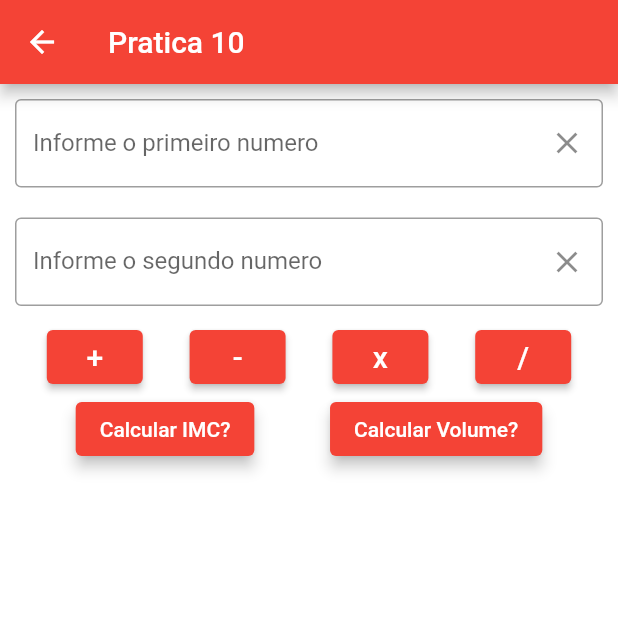
After one commit to TheRoogers/Una-Desenvolvimento-mobile-flutter, a Flutter app: the screen it shows after launch, after a tap on "Atividade 10", on a phone screen of 412 x 824 dp, the top half of it. The commit adds this screen. Run offline on Flutter 3.47's test engine with Material 2 defaults, Android fonts, the phone set to English and light mode, and no system bars; network calls fail.

Commit message:
adicionado ate o exercicio 10

```diff
--- /dev/null
+++ b/lib/Screens/Praticas/pratica10.dart
@@ -0,0 +1,173 @@
+import 'package:flutter/material.dart';
+
+class Pratica10 extends StatefulWidget {
+  @override
+  _Pratica10State createState() => _Pratica10State();
+}
+
+class _Pratica10State extends State<Pratica10> {
+  TextEditingController num01Controller = TextEditingController();
+  TextEditingController num02Controller = TextEditingController();
+  String resp = '';
+  int resultado = 0;
+
+  somar() {
+    int num01 = int.parse(this.num01Controller.text);
+    int num02 = int.parse(this.num02Controller.text);
+    resultado = num01 + num02;
+    this.resp = '$num01 + $num02 = $resultado';
+    return this.resp;
+  }
+
+  subtrair() {
+    int num01 = int.parse(this.num01Controller.text);
+    int num02 = int.parse(this.num02Controller.text);
+    resultado = num01 - num02;
+    this.resp = '$num01 - $num02 = $resultado';
+    return this.resp;
+  }
+
+  multiplicar() {
+    int num01 = int.parse(this.num01Controller.text);
+    int num02 = int.parse(this.num02Controller.text);
+    resultado = num01 * num02;
+    this.resp = '$num01 * $num02 = $resultado';
+    return this.resp;
+  }
+
+  dividir() {
+    double num01 = double.parse(this.num01Controller.text);
+    double num02 = double.parse(this.num02Controller.text);
+    double resultado = num01 / num02;
+    this.resp = '$num01 / $num02 = ' + resultado.toStringAsFixed(2);
+    return this.resp;
+  }
+
+  @override
+  Widget build(BuildContext context) {
+    return Scaffold(
+      appBar: AppBar(
+        title: Text(
+          "Pratica 10",
+        ),
+      ),
+      body: Column(
+        children: [
+          Container(
+            margin: EdgeInsets.all(10),
+            child: TextField(
+              controller: num01Controller,
+              decoration: InputDecoration(
+                suffixIcon: IconButton(
+                  onPressed: () => num01Controller.clear(),
+                  icon: Icon(Icons.clear),
+                ),
+                border: OutlineInputBorder(),
+                labelText: 'Informe o primeiro numero',
+              ),
+            ),
+          ),
+          Container(
+            margin: EdgeInsets.all(10),
+            child: TextField(
+              controller: num02Controller,
+              decoration: InputDecoration(
+                suffixIcon: IconButton(
+                  onPressed: () => num02Controller.clear(),
+                  icon: Icon(Icons.clear),
+                ),
+                border: OutlineInputBorder(),
+                labelText: 'Informe o segundo numero',
+              ),
+            ),
+          ),
+          Row(
+            mainAxisAlignment: MainAxisAlignment.spaceEvenly,
+            children: [
+              ElevatedButton(
+                onPressed: () {
+                  print(somar());
+                  setState(somar);
+                },
+                child: Text(
+                  '+',
+                  style: TextStyle(
+                    fontSize: 20,
+                  ),
+                ),
+              ),
+              ElevatedButton(
+                onPressed: () {
+                  print(subtrair());
+                  setState(subtrair);
+                },
+                child: Text(
+                  '-',
+                  style: TextStyle(
+                    fontSize: 20,
+                  ),
+                ),
+              ),
+              ElevatedButton(
+                onPressed: () {
+                  print(multiplicar());
+                  setState(multiplicar);
+                },
+                child: Text(
+                  'x',
+                  style: TextStyle(
+                    fontSize: 20,
+                  ),
+                ),
+              ),
+              ElevatedButton(
+                onPressed: () {
+                  print(dividir());
+                  setState(dividir);
+                },
+                child: Text(
+                  '/',
+                  style: TextStyle(
+                    fontSize: 20,
+                  ),
+                ),
+              ),
+            ],
+          ),
+          Row(
+            mainAxisAlignment: MainAxisAlignment.spaceEvenly,
+            children: [
+              ElevatedButton(
+                  child: const Text('Calcular IMC?'),
+                  style: ElevatedButton.styleFrom(
+                    primary: Colors.red,
+                    elevation: 4.0,
+                    onPrimary: Colors.white,
+                  ),
+                  onPressed: () {
+                    //direcionamento aqui
+                  },
+                ),
+                ElevatedButton(
+                  child: const Text('Calcular Volume?'),
+                  style: ElevatedButton.styleFrom(
+                    primary: Colors.red,
+                    elevation: 4.0,
+                    onPrimary: Colors.white,
+                  ),
+                  onPressed: () {
+                    //direcionamento aqui
+                  },
+                ),
+            ],
+          ),
+          Text(
+            this.resp,
+            style: TextStyle(
+                fontSize: 20, color: Colors.green, fontWeight: FontWeight.bold),
+          )
+        ],
+      ),
+    );
+  }
+}
--- a/lib/Screens/Praticas/widget.dart
+++ b/lib/Screens/Praticas/widget.dart
@@ -2,3 +2,8 @@ export 'pratica02.dart';
 export 'pratica03.dart';
 export 'pratica04.dart';
 export 'pratica05.dart';
+export 'pratica06.dart';
+export 'pratica07.dart';
+export 'pratica08.dart';
+export 'pratica09.dart';
+export 'pratica10.dart';
--- a/lib/Screens/home_screen.dart
+++ b/lib/Screens/home_screen.dart
@@ -11,7 +11,7 @@ class HomePage extends StatelessWidget {
         padding: const EdgeInsets.all(25.0),
         child: Column(
           children: <Widget>[
-            Row(
+            Row(//PRIMEIRA LINHA
           mainAxisAlignment: MainAxisAlignment.spaceEvenly,
           children: <Widget>[
             ElevatedButton(
@@ -49,7 +49,7 @@ class HomePage extends StatelessWidget {
             ),
           ],
         ),
-            Row(
+            Row(//SEGUNDA LINHA
           mainAxisAlignment: MainAxisAlignment.spaceEvenly,
           children: <Widget>[
             ElevatedButton(
@@ -71,7 +71,7 @@ class HomePage extends StatelessWidget {
                 onPrimary: Colors.white,
               ),
               onPressed: () {
-                // faz alguma coisa
+                Navigator.pushNamed(context, '/pratica06');
               },
             ),
             ElevatedButton(
@@ -82,7 +82,45 @@ class HomePage extends StatelessWidget {
                 onPrimary: Colors.white,
               ),
               onPressed: () {
-                // faz alguma coisa
+                Navigator.pushNamed(context, '/pratica07');
+              },
+            ),
+          ],
+        ),
+        Row(//TERCEIRA LINHA
+          mainAxisAlignment: MainAxisAlignment.spaceEvenly,
+          children: <Widget>[
+            ElevatedButton(
+              child: const Text('Atividade 08'),
+              style: ElevatedButton.styleFrom(
+                primary: Colors.red,
+                elevation: 4.0,
+                onPrimary: Colors.white,
+              ),
+              onPressed: () {
+                Navigator.pushNamed(context, '/pratica08');
+              },
+            ),
+            ElevatedButton(
+              child: const Text('Atividade 09'),
+              style: ElevatedButton.styleFrom(
+                primary: Colors.red,
+                elevation: 4.0,
+                onPrimary: Colors.white,
+              ),
+              onPressed: () {
+                Navigator.pushNamed(context, '/pratica09');
+              },
+            ),
+            ElevatedButton(
+              child: const Text('Atividade 10'),
+              style: ElevatedButton.styleFrom(
+                primary: Colors.red,
+                elevation: 4.0,
+                onPrimary: Colors.white,
+              ),
+              onPressed: () {
+                Navigator.pushNamed(context, '/pratica10');
               },
             ),
           ],
@@ -93,17 +131,3 @@ class HomePage extends StatelessWidget {
     );
   }
 }
-
-Widget buttoms() {
-  return ElevatedButton(
-    child: const Text('Atividade 1'),
-    style: ElevatedButton.styleFrom(
-      primary: Colors.red,
-      elevation: 4.0,
-      onPrimary: Colors.white,
-    ),
-    onPressed: () {
-      // faz alguma coisa
-    },
-  );
-}
--- a/lib/main.dart
+++ b/lib/main.dart
@@ -11,6 +11,7 @@ class MyApp extends StatelessWidget {
   Widget build(BuildContext context) {
     return MaterialApp(
       title: 'Flutter ahhhhhhh',
+      debugShowCheckedModeBanner: false,
       theme: ThemeData(
         primarySwatch: Colors.red,
         scaffoldBackgroundColor: Colors.white,
@@ -22,6 +23,11 @@ class MyApp extends StatelessWidget {
         '/pratica03' : (BuildContext context) => new Pratica03(),
         '/pratica04' : (BuildContext context) => new Pratica04(),
         '/pratica05' : (BuildContext context) => new Pratica05(),
+        '/pratica06' : (BuildContext context) => new Pratica06(),
+        '/pratica07' : (BuildContext context) => new Pratica07(),
+        '/pratica08' : (BuildContext context) => new Pratica08(),
+        '/pratica09' : (BuildContext context) => new Pratica09(),
+        '/pratica10' : (BuildContext context) => new Pratica10(),
       },
     );
   }
```
Also changed, not shown: lib/Screens/Praticas/pratica06.dart (added, +46 -0 lines), lib/Screens/Praticas/pratica07.dart (added, +25 -0 lines), lib/Screens/Praticas/pratica08.dart (added, +32 -0 lines), lib/Screens/Praticas/pratica09.dart (added, +46 -0 lines).
